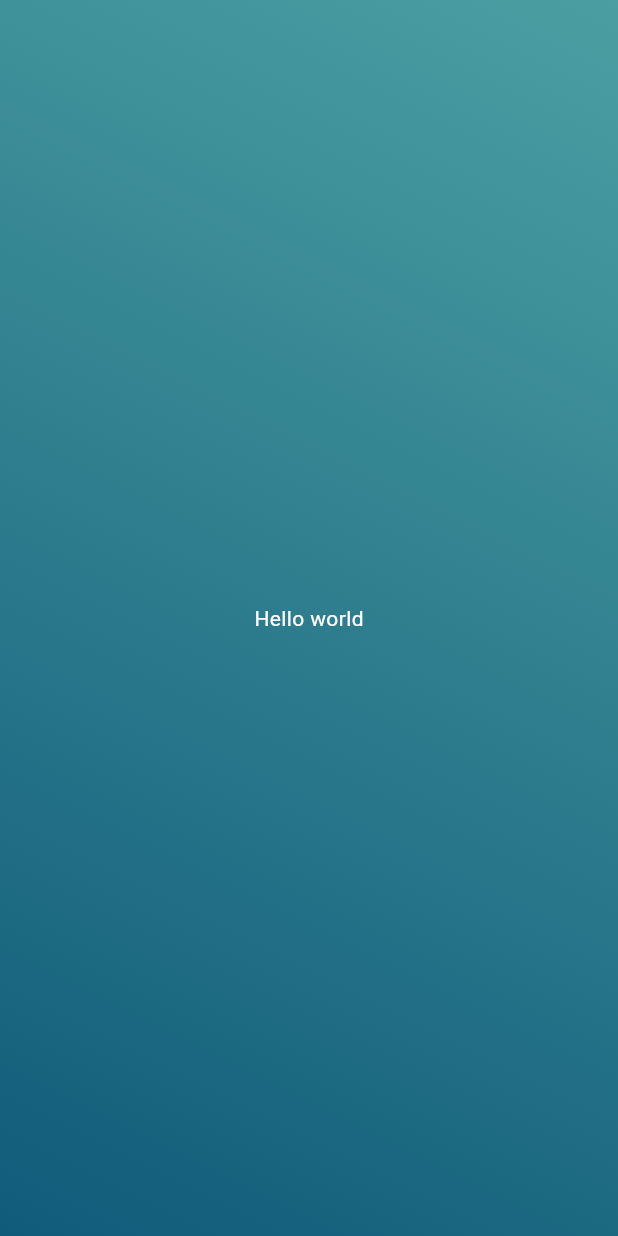
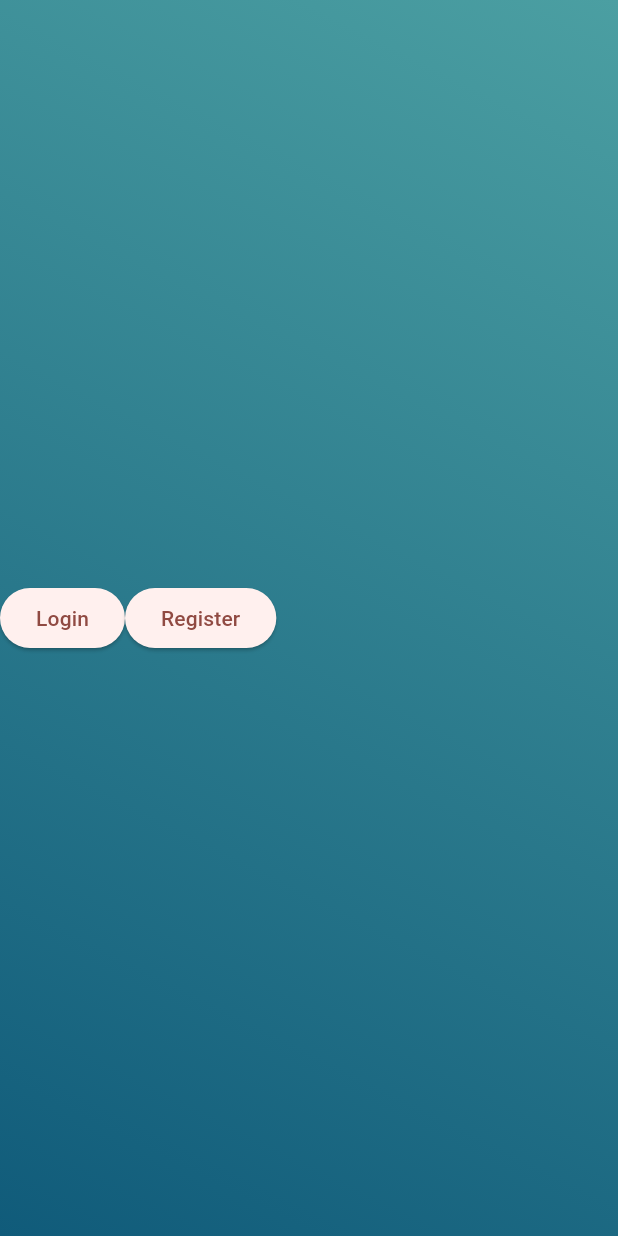
Before and after one commit to FischingSensei/mobile_app, a Flutter app: the screen it shows after launch, on a phone screen of 412 x 824 dp. Run offline on Flutter 3.47's test engine with Material 3 defaults, Android fonts, the phone set to English and light mode, and no system bars.

Commit message:
[ADD] login button widget + [ADD] login screen

```diff
--- /dev/null
+++ b/lib/login/screens/base_login_screen.dart
@@ -0,0 +1,50 @@
+import 'package:fishing_sensei/login/widgets/login_button_widget.dart';
+import 'package:fishing_sensei/widgets/gradient_background.dart';
+import 'package:flutter/material.dart';
+
+class LoginScreen extends StatefulWidget {
+
+  const LoginScreen({super.key});
+
+  @override
+  State<StatefulWidget> createState() => _LoginScreenState();
+}
+
+class _LoginScreenState extends State<LoginScreen> {
+
+
+  void _login() {
+    setState(() {
+      debugPrint("Login button");
+    });
+  }
+
+  void _register() {
+    setState(() {
+      debugPrint("Register");
+    });
+  }
+
+  @override
+  Widget build(BuildContext context) {
+    return Scaffold(
+      body: GradientBackground(
+        child: Center(
+          child: Row(
+            children: [
+              LoginButton(
+                onPressed: _login,
+                child: const Text("Login")
+              ),
+              LoginButton(
+                onPressed: _register,
+                child: const Text("Register")
+              )
+            ],
+          ),
+        ),
+      )
+    );
+  }
+
+}
--- /dev/null
+++ b/lib/login/widgets/login_button_widget.dart
@@ -0,0 +1,17 @@
+import 'package:flutter/material.dart';
+
+class LoginButton extends StatelessWidget {
+
+  Function()? onPressed;
+  final Widget? child;
+
+  LoginButton( { super.key, required this.onPressed, required this.child } );
+
+  @override
+  Widget build(BuildContext context) {
+    return ElevatedButton(
+        onPressed: onPressed,
+        child: child
+    );
+  }
+}
--- a/lib/main.dart
+++ b/lib/main.dart
@@ -1,3 +1,4 @@
+import 'package:fishing_sensei/login/screens/base_login_screen.dart';
 import 'package:fishing_sensei/theme.dart';
 import 'package:fishing_sensei/widgets/gradient_background.dart';
 import 'package:flutter/material.dart';
@@ -19,7 +20,7 @@ class MyApp extends StatelessWidget {
         textTheme: appTextTheme,
         useMaterial3: true,
       ),
-      home: const MyHomePage(title: 'Flutter Demo Home Page'),
+      home: const LoginScreen(),
     );
   }
 }
--- a/lib/theme.dart
+++ b/lib/theme.dart
@@ -1,4 +1,3 @@
-
 import 'package:flutter/cupertino.dart';
 import 'package:flutter/material.dart';
 
@@ -7,3 +6,6 @@ const TextTheme appTextTheme = TextTheme(
     color: Colors.white,
   )
 );
+
+const ButtonThemeData loginButtonTheme = ButtonThemeData(
+);
```
